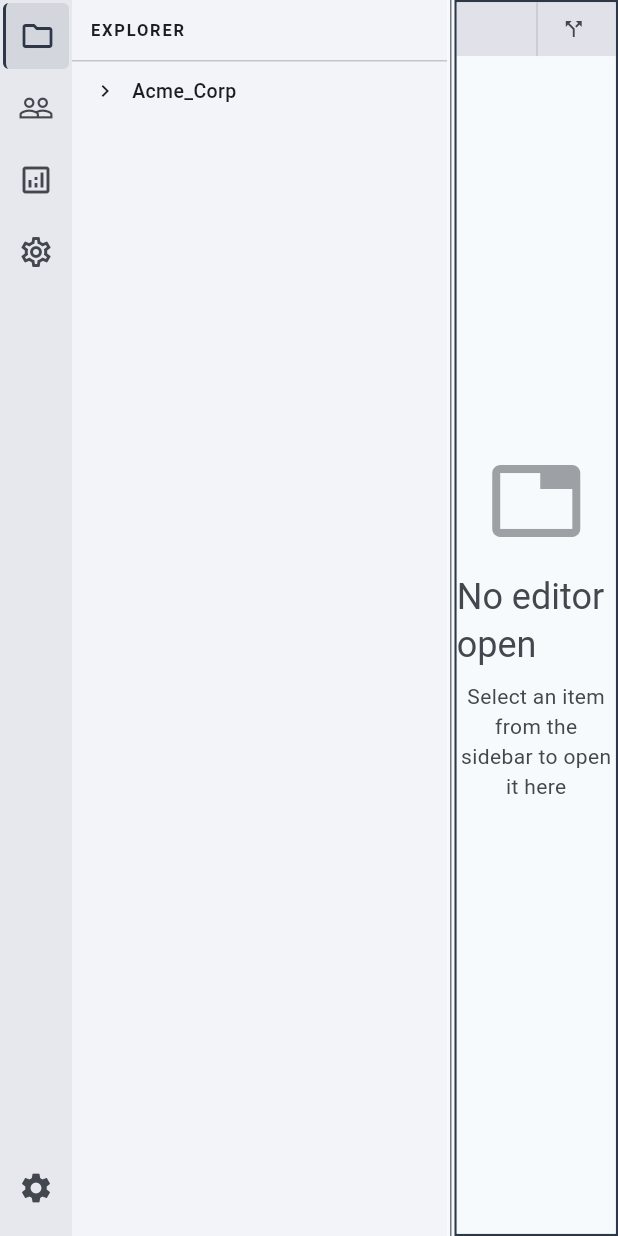
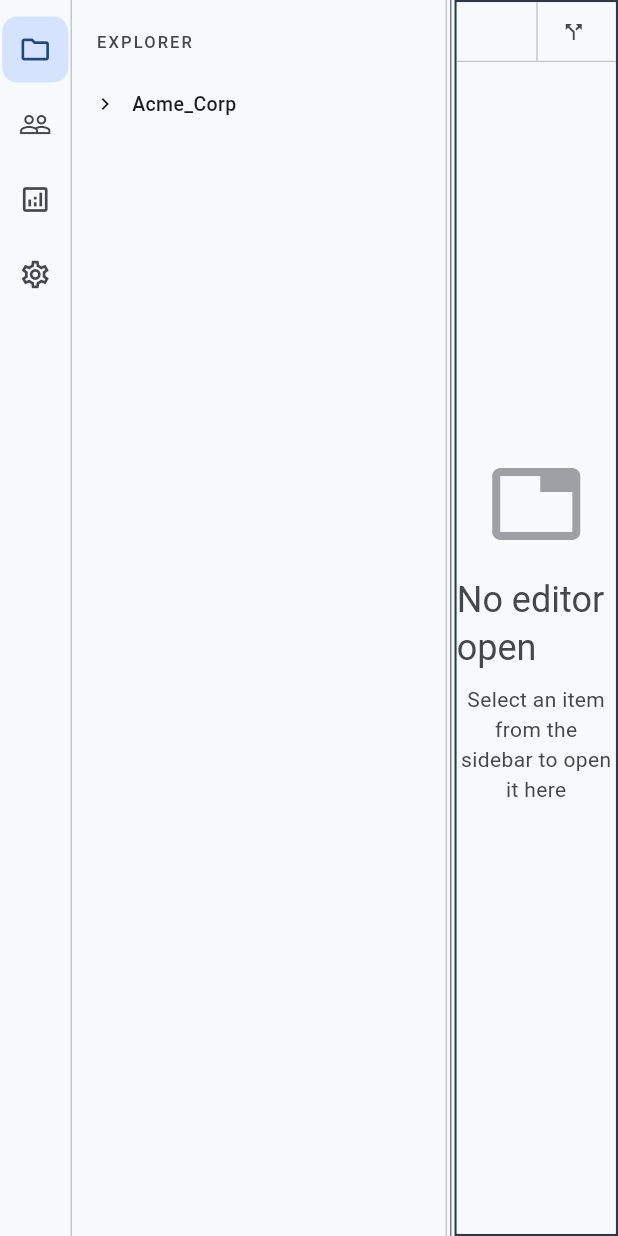
Before and after one commit to melamphic/side, a Flutter app: the screen it shows after launch, on a phone screen of 412 x 824 dp. Run offline on Flutter 3.47's test engine with Material 3 defaults, Android fonts, the phone set to English and light mode, and no system bars; our stand-ins replace equatable, flutter_bloc, hydrated_bloc.

Commit message:
feat: side upgrade

```diff
--- a/lib/src/widgets/activity_bar.dart
+++ b/lib/src/widgets/activity_bar.dart
@@ -20,14 +20,20 @@ class ActivityBar extends StatelessWidget {
 
   @override
   Widget build(BuildContext context) {
+    final colorScheme = Theme.of(context).colorScheme;
     return BlocBuilder<WorkspaceBloc, WorkspaceState>(
       builder: (context, state) {
         return Container(
           width: config.activityBarWidth,
-          color: Theme.of(context).colorScheme.surfaceContainerHigh,
+          decoration: BoxDecoration(
+            color: colorScheme.surface,
+            border: Border(
+              right: BorderSide(color: colorScheme.outlineVariant),
+            ),
+          ),
           child: Column(
             children: [
-              // Activity items
+              const SizedBox(height: 8),
               ...items.map(
                 (item) => _ActivityBarButton(
                   item: item,
@@ -38,24 +44,7 @@ class ActivityBar extends StatelessWidget {
                   ),
                 ),
               ),
-
               const Spacer(),
-
-              // Settings/gear icon at bottom (optional)
-              _ActivityBarButton(
-                item: const ActivityBarItem(
-                  id: 'settings',
-                  icon: Icons.settings,
-                  label: 'Settings',
-                ),
-                isActive: false,
-                width: config.activityBarWidth,
-                onTap: () {
-                  // Handle settings tap
-                  // Could open settings in a tab or show a menu
-                },
-              ),
-
               const SizedBox(height: 8),
             ],
           ),
@@ -98,33 +87,26 @@ class _ActivityBarButton extends StatelessWidget {
       message: item.tooltip ?? item.label,
       preferBelow: false,
       child: Container(
-        margin: const EdgeInsets.symmetric(vertical: 2),
+        margin: const EdgeInsets.symmetric(vertical: 3),
         child: Material(
           color: Colors.transparent,
           child: InkWell(
             onTap: onTap,
-            borderRadius: BorderRadius.circular(4),
+            borderRadius: BorderRadius.circular(10),
             child: Container(
               width: itemSize,
               height: itemSize,
               decoration: BoxDecoration(
-                border: isActive
-                    ? Border(
-                        left: BorderSide(color: colorScheme.primary, width: 2),
-                      )
-                    : null,
-                color: isActive
-                    ? colorScheme.primary.withValues(alpha: 0.1)
-                    : null,
-                borderRadius: BorderRadius.circular(4),
+                color: isActive ? colorScheme.primaryContainer : null,
+                borderRadius: BorderRadius.circular(10),
               ),
               child: item.itemContentBuilder != null
                   ? item.itemContentBuilder!(context, isActive: isActive)
                   : Icon(
                       item.icon,
-                      size: 24,
+                      size: 22,
                       color: isActive
-                          ? colorScheme.primary
+                          ? colorScheme.onPrimaryContainer
                           : colorScheme.onSurfaceVariant,
                     ),
             ),
--- a/lib/src/widgets/sidebar.dart
+++ b/lib/src/widgets/sidebar.dart
@@ -25,34 +25,40 @@ class WorkspaceSidebar extends StatelessWidget {
             ? config.sidebarViews[activeActivity]
             : null;
 
+        final colorScheme = Theme.of(context).colorScheme;
         if (sidebarView == null) {
-          return ColoredBox(
-            color: Theme.of(context).colorScheme.surfaceContainerLow,
-            child: const Center(
+          return Container(
+            decoration: BoxDecoration(
+              color: colorScheme.surface,
+              border: Border(
+                right: BorderSide(color: colorScheme.outlineVariant),
+              ),
+            ),
+            child: Center(
               child: Text(
                 'Select an activity',
-                style: TextStyle(color: Colors.grey),
+                style: TextStyle(color: colorScheme.onSurfaceVariant),
               ),
             ),
           );
         }
 
-        return ColoredBox(
-          color: Theme.of(context).colorScheme.surfaceContainerLow,
+        return Container(
+          decoration: BoxDecoration(
+            color: colorScheme.surface,
+            border: Border(
+              right: BorderSide(color: colorScheme.outlineVariant),
+            ),
+          ),
           child: Column(
             crossAxisAlignment: CrossAxisAlignment.start,
             children: [
-              // Sidebar header
               _SidebarHeader(view: sidebarView, config: config),
-
-              // Separator
-              const Divider(height: 1),
-
-              // Content
               Expanded(
                 child: sidebarView.childBuilder != null
                     ? sidebarView.childBuilder!(context)
                     : ListView.builder(
+                        padding: const EdgeInsets.only(bottom: 12),
                         itemCount: sidebarView.groups.length,
                         itemBuilder: (context, index) {
                           final group = sidebarView.groups[index];
@@ -80,22 +86,20 @@ class _SidebarHeader extends StatelessWidget {
   @override
   Widget build(BuildContext context) {
     final theme = Theme.of(context);
-
     return Container(
-      padding: const EdgeInsets.all(12),
+      padding: const EdgeInsets.fromLTRB(16, 20, 12, 14),
       child: Row(
         children: [
           Expanded(
             child: Text(
               view.title.toUpperCase(),
               style: theme.textTheme.labelSmall?.copyWith(
-                fontWeight: FontWeight.bold,
-                letterSpacing: 1.2,
+                fontWeight: FontWeight.w500,
+                letterSpacing: 1.4,
+                color: theme.colorScheme.onSurfaceVariant,
               ),
             ),
           ),
-
-          // Action buttons
           ...view.actions.map(
             (action) => IconButton(
               icon: Icon(action.icon, size: 16),
@@ -370,49 +374,77 @@ class _MenuItemWidget extends StatelessWidget {
           ),
         ),
       ),
+      child: BlocSelector<WorkspaceBloc, WorkspaceState, bool>(
+        selector: (state) => state.activeTabId != null &&
+            state.openTabs.any(
+              (t) => t.id == state.activeTabId && t.pageId == item.pageId,
+            ),
+        builder: (context, isActive) {
+          final colorScheme = Theme.of(context).colorScheme;
+          return Padding(
+            padding: const EdgeInsets.symmetric(horizontal: 8, vertical: 1),
+            child: Material(
+              color: Colors.transparent,
+              borderRadius: BorderRadius.circular(8),
               child: InkWell(
+                borderRadius: BorderRadius.circular(8),
                 onTap: () => _handleItemTap(context),
-        child: Container(
+                child: Ink(
+                  decoration: BoxDecoration(
+                    color: isActive ? colorScheme.primaryContainer : null,
+                    borderRadius: BorderRadius.circular(8),
+                  ),
+                  child: Padding(
                     padding: EdgeInsets.only(
-            left: leftPadding,
+                      left: leftPadding - 4,
                       right: 12,
-            top: 6,
-            bottom: 6,
+                      top: 8,
+                      bottom: 8,
                     ),
                     child: Row(
                       children: [
                         if (item.icon != null) ...[
                           Icon(
                             item.icon,
-                  size: 16,
-                  color: Theme.of(context).colorScheme.onSurfaceVariant,
+                            size: 18,
+                            color: isActive
+                                ? colorScheme.onPrimaryContainer
+                                : colorScheme.onSurfaceVariant,
                           ),
-                const SizedBox(width: 8),
+                          const SizedBox(width: 10),
                         ],
-
                         Expanded(
                           child: Text(
                             item.label,
                             style: TextStyle(
-                    fontSize: 13,
-                    color: Theme.of(context).colorScheme.onSurface,
+                              fontSize: 14,
+                              fontWeight: isActive
+                                  ? FontWeight.w600
+                                  : FontWeight.w500,
+                              color: isActive
+                                  ? colorScheme.onPrimaryContainer
+                                  : colorScheme.onSurface,
                             ),
                           ),
                         ),
-
                         if (item.shortcut != null) ...[
                           const SizedBox(width: 8),
                           Text(
                             item.shortcut!,
                             style: TextStyle(
                               fontSize: 11,
-                    color: Theme.of(context).colorScheme.onSurfaceVariant,
+                              color: colorScheme.onSurfaceVariant,
                             ),
                           ),
                         ],
                       ],
                     ),
                   ),
+                ),
+              ),
+            ),
+          );
+        },
       ),
     );
   }
--- a/lib/src/widgets/split_editor.dart
+++ b/lib/src/widgets/split_editor.dart
@@ -149,14 +149,29 @@ class _SinglePane extends StatelessWidget {
                       }
                     },
                     builder: (context, candidateData, rejectedData) {
+                      final activeIndex = state.activeTab == null
+                          ? -1
+                          : state.tabs.indexWhere(
+                              (t) => t.id == state.activeTab!.id,
+                            );
                       return ColoredBox(
                         color: candidateData.isNotEmpty
                             ? Theme.of(context).colorScheme.primaryContainer
                                   .withValues(alpha: .3)
                             : Theme.of(context).colorScheme.surface,
-                        child: state.activeTab != null
-                            ? _buildPageContent(context, state.activeTab!)
-                            : _buildEmptyPane(context, paneIndex),
+                        child: state.tabs.isEmpty || activeIndex < 0
+                            ? _buildEmptyPane(context, paneIndex)
+                            : IndexedStack(
+                                sizing: StackFit.expand,
+                                index: activeIndex,
+                                children: [
+                                  for (final tab in state.tabs)
+                                    KeyedSubtree(
+                                      key: ValueKey(tab.id),
+                                      child: _buildPageContent(context, tab),
+                                    ),
+                                ],
+                              ),
                       );
                     },
                   ),
```
Also changed, not shown: lib/src/widgets/tab_bar_widget.dart (+21 -20 lines). Lines whose indentation alone changed are shown as unchanged.
